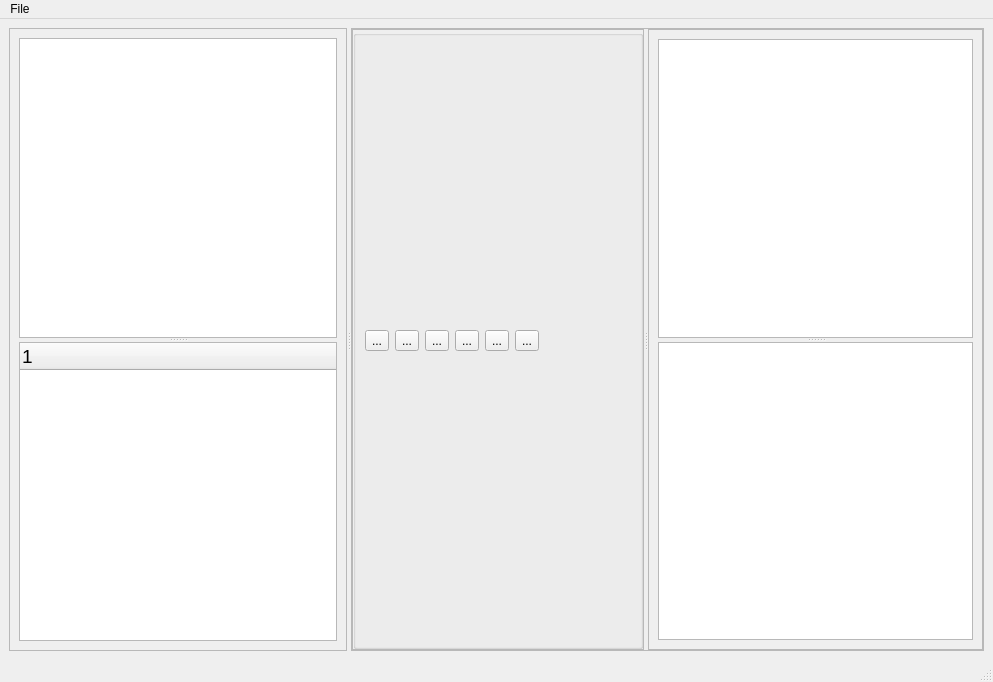
Qt form btday/btdaycase_ui.ui (notmikeb/workspace) before a commit.
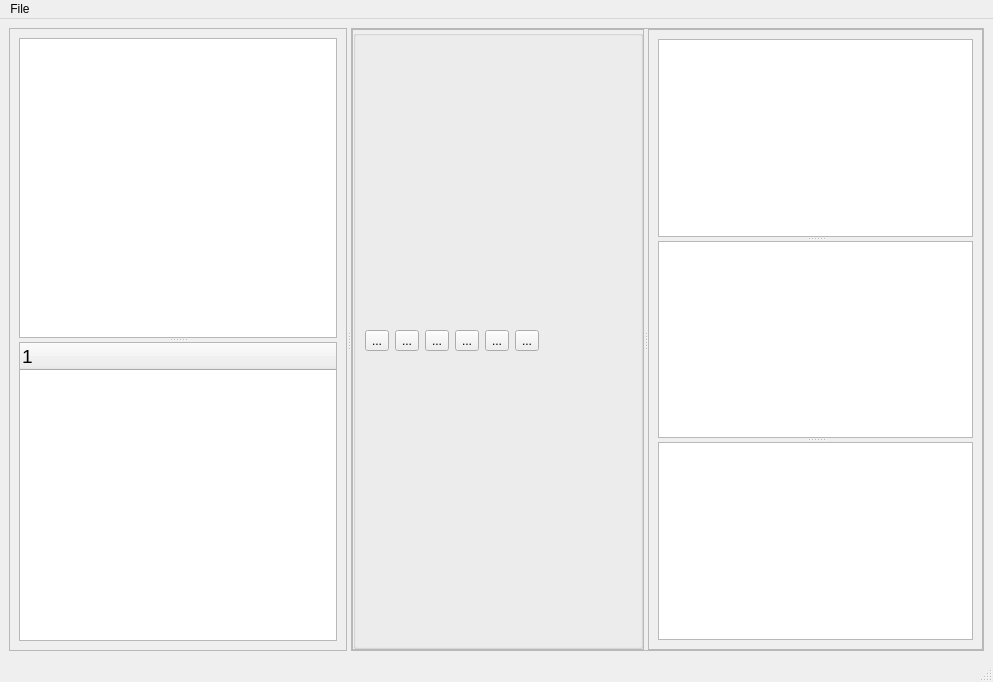
The same form after that commit.

The edit to the form file:
```diff
--- a/btday/btdaycase_ui.ui
+++ b/btday/btdaycase_ui.ui
@@ -312,7 +312,7 @@
               <property name="frameShadow">
                <enum>QFrame::Raised</enum>
               </property>
-              <layout class="QHBoxLayout" name="horizontalLayout_4">
+              <layout class="QVBoxLayout" name="verticalLayout_4">
                <item>
                 <widget class="QSplitter" name="splitter_3">
                  <property name="orientation">
@@ -326,6 +326,7 @@
                    </sizepolicy>
                   </property>
                  </widget>
+                 <widget class="QTableWidget" name="tbl2"/>
                  <widget class="QPlainTextEdit" name="pteRaw1"/>
                 </widget>
                </item>
```
